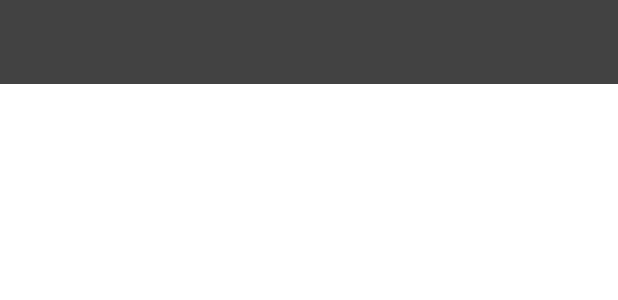
After one commit to creeper531100/TheOldIped, an Android app: the layout fragment_map_page.xml on its own in the app's theme, with its tools: preview values and no code run, on a phone screen of 412 x 824 dp. The commit adds this screen. Shown: the top 300 px of the screen. Run offline under Robolectric (Android 15) with nearby library versions, the phone set to English and light mode, and no system bars; network calls fail; Roboto replaces fonts that are not available here.

Commit message:
新民彭于晏的新增頁面

```diff
--- a/app/src/main/java/com/example/thenewipad/page/MainActivity.java
+++ b/app/src/main/java/com/example/thenewipad/page/MainActivity.java
@@ -24,6 +24,7 @@ import com.example.thenewipad.function.JsonDataFormat;
 import com.example.thenewipad.page.busPageAdaper.BusPageInfo;
 import com.example.thenewipad.page.mainAdaper.CellularPage;
 import com.example.thenewipad.page.mainAdaper.HomePage;
+import com.example.thenewipad.page.mainAdaper.MapPage;
 import com.example.thenewipad.page.mainAdaper.PersonPage;
 import com.google.android.material.bottomnavigation.BottomNavigationView;
 import com.google.android.material.floatingactionbutton.FloatingActionButton;
@@ -118,7 +119,7 @@ public class MainActivity extends AppCompatActivity {
                             selectedFragment = new CellularPage();
                             break;
                         case R.id.nav_setting:
-                            selectedFragment = new HomePage();
+                            selectedFragment = new MapPage();
                             break;
                     }
                     assert selectedFragment != null;
--- /dev/null
+++ b/app/src/main/java/com/example/thenewipad/page/mainAdaper/MapPage.java
@@ -0,0 +1,31 @@
+package com.example.thenewipad.page.mainAdaper;
+
+import android.annotation.SuppressLint;
+import android.os.Bundle;
+import android.view.LayoutInflater;
+import android.view.View;
+import android.view.ViewGroup;
+import android.widget.TextView;
+
+import androidx.annotation.NonNull;
+import androidx.annotation.Nullable;
+import androidx.fragment.app.Fragment;
+
+import com.example.thenewipad.R;
+
+import java.text.SimpleDateFormat;
+import java.util.Date;
+
+
+public class MapPage extends Fragment {
+
+    @Nullable
+    @Override
+    public View onCreateView(@NonNull LayoutInflater inflater, @Nullable ViewGroup container,
+                             @Nullable Bundle savedInstanceState) {
+        View v = inflater.inflate(R.layout.home_page, container, false);
+
+
+        return v;
+    }
+}
--- /dev/null
+++ b/app/src/main/res/layout/fragment_map_page.xml
@@ -0,0 +1,29 @@
+<?xml version="1.0" encoding="utf-8"?>
+<androidx.coordinatorlayout.widget.CoordinatorLayout xmlns:android="http://schemas.android.com/apk/res/android"
+    xmlns:app="http://schemas.android.com/apk/res-auto"
+    xmlns:tools="http://schemas.android.com/tools"
+    android:layout_width="match_parent"
+    android:layout_height="match_parent"
+    tools:context=".page.mainAdaper.MapPage">
+
+    <androidx.appcompat.widget.Toolbar
+        android:id="@+id/toolbar"
+        android:layout_width="match_parent"
+        android:layout_height="wrap_content"
+        android:background="?attr/colorPrimary"
+        android:minHeight="?attr/actionBarSize"
+        android:theme="?attr/actionBarTheme" />
+
+    <androidx.constraintlayout.widget.ConstraintLayout
+        android:layout_width="match_parent"
+        android:layout_height="match_parent">
+
+    </androidx.constraintlayout.widget.ConstraintLayout>
+
+    <LinearLayout
+        android:layout_width="match_parent"
+        android:layout_height="match_parent"
+        android:orientation="vertical">
+
+    </LinearLayout>
+</androidx.coordinatorlayout.widget.CoordinatorLayout>
```
